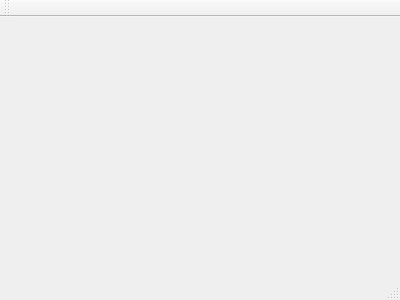
ctrlz-kid/hotpot, file src/mainwindow.ui: the form before one commit.
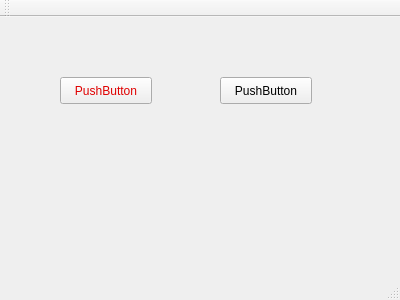
The form after the commit.

```diff
--- a/src/mainwindow.ui
+++ b/src/mainwindow.ui
@@ -12,13 +12,58 @@
   <property name="windowTitle" >
    <string>MainWindow</string>
   </property>
-  <widget class="QMenuBar" name="menuBar" />
-  <widget class="QToolBar" name="mainToolBar" />
-  <widget class="QWidget" name="centralWidget" />
-  <widget class="QStatusBar" name="statusBar" />
+  <widget class="QWidget" name="centralWidget">
+   <widget class="QPushButton" name="pushButton">
+    <property name="geometry">
+     <rect>
+      <x>60</x>
+      <y>60</y>
+      <width>92</width>
+      <height>27</height>
+     </rect>
+    </property>
+    <property name="styleSheet">
+     <string notr="true">color: rgb(223,0,0)</string>
+    </property>
+    <property name="text">
+     <string>PushButton</string>
+    </property>
+   </widget>
+   <widget class="QPushButton" name="pushButton_2">
+    <property name="geometry">
+     <rect>
+      <x>220</x>
+      <y>60</y>
+      <width>92</width>
+      <height>27</height>
+     </rect>
+    </property>
+    <property name="text">
+     <string>PushButton</string>
+    </property>
+   </widget>
+  </widget>
+  <widget class="QMenuBar" name="menuBar">
+   <property name="geometry">
+    <rect>
+     <x>0</x>
+     <y>0</y>
+     <width>400</width>
+     <height>21</height>
+    </rect>
+   </property>
+  </widget>
+  <widget class="QToolBar" name="mainToolBar">
+   <attribute name="toolBarArea">
+    <enum>TopToolBarArea</enum>
+   </attribute>
+   <attribute name="toolBarBreak">
+    <bool>false</bool>
+   </attribute>
+  </widget>
+  <widget class="QStatusBar" name="statusBar"/>
  </widget>
- <layoutDefault spacing="6" margin="11" />
- <pixmapfunction></pixmapfunction>
+ <layoutdefault spacing="6" margin="11"/>
  <resources/>
  <connections/>
 </ui>
```
Left out of the diff: 7 changed lines with no effect on the pictures.
